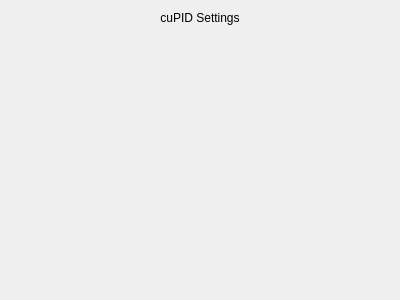
Above: settingswidget.ui from zcharli/carleton-student-project-partner-finder before the change. Below: the same form after it.
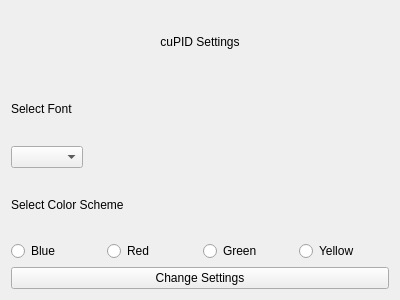
That is the form after the change.

Commit message: Modified Stylesheet Added Coding Question Page and modified settings widget

The edit to the form file:
```diff
--- a/settingswidget.ui
+++ b/settingswidget.ui
@@ -13,8 +13,6 @@
   <property name="windowTitle">
    <string>Form</string>
   </property>
-  <layout class="QGridLayout" name="gridLayout">
-   <item row="0" column="0">
     <layout class="QVBoxLayout" name="verticalLayout">
      <item>
       <widget class="QLabel" name="lblSettings">
@@ -27,20 +25,78 @@
       </widget>
      </item>
      <item>
-      <spacer name="verticalSpacer">
+    <widget class="QLabel" name="label_2">
+     <property name="text">
+      <string>Select Font</string>
+     </property>
+    </widget>
+   </item>
+   <item>
+    <layout class="QHBoxLayout" name="horizontalLayout_2">
+     <item>
+      <widget class="QComboBox" name="comboBox"/>
+     </item>
+     <item>
+      <spacer name="horizontalSpacer">
        <property name="orientation">
-        <enum>Qt::Vertical</enum>
+        <enum>Qt::Horizontal</enum>
        </property>
        <property name="sizeHint" stdset="0">
         <size>
-         <width>20</width>
-         <height>40</height>
+         <width>40</width>
+         <height>20</height>
         </size>
        </property>
       </spacer>
      </item>
     </layout>
    </item>
+   <item>
+    <widget class="QLabel" name="label">
+     <property name="text">
+      <string>Select Color Scheme</string>
+     </property>
+    </widget>
+   </item>
+   <item>
+    <layout class="QHBoxLayout" name="horizontalLayout">
+     <item>
+      <widget class="QRadioButton" name="radioButton_2">
+       <property name="text">
+        <string>Blue</string>
+       </property>
+      </widget>
+     </item>
+     <item>
+      <widget class="QRadioButton" name="radioButton">
+       <property name="text">
+        <string>Red</string>
+       </property>
+      </widget>
+     </item>
+     <item>
+      <widget class="QRadioButton" name="radioButton_4">
+       <property name="text">
+        <string>Green</string>
+       </property>
+      </widget>
+     </item>
+     <item>
+      <widget class="QRadioButton" name="radioButton_3">
+       <property name="text">
+        <string>Yellow</string>
+       </property>
+      </widget>
+     </item>
+    </layout>
+   </item>
+   <item>
+    <widget class="QPushButton" name="pushButton">
+     <property name="text">
+      <string>Change Settings</string>
+     </property>
+    </widget>
+   </item>
   </layout>
  </widget>
  <resources/>
```
Lines whose indentation alone changed are shown as unchanged. The commit also changes 17 other files.
